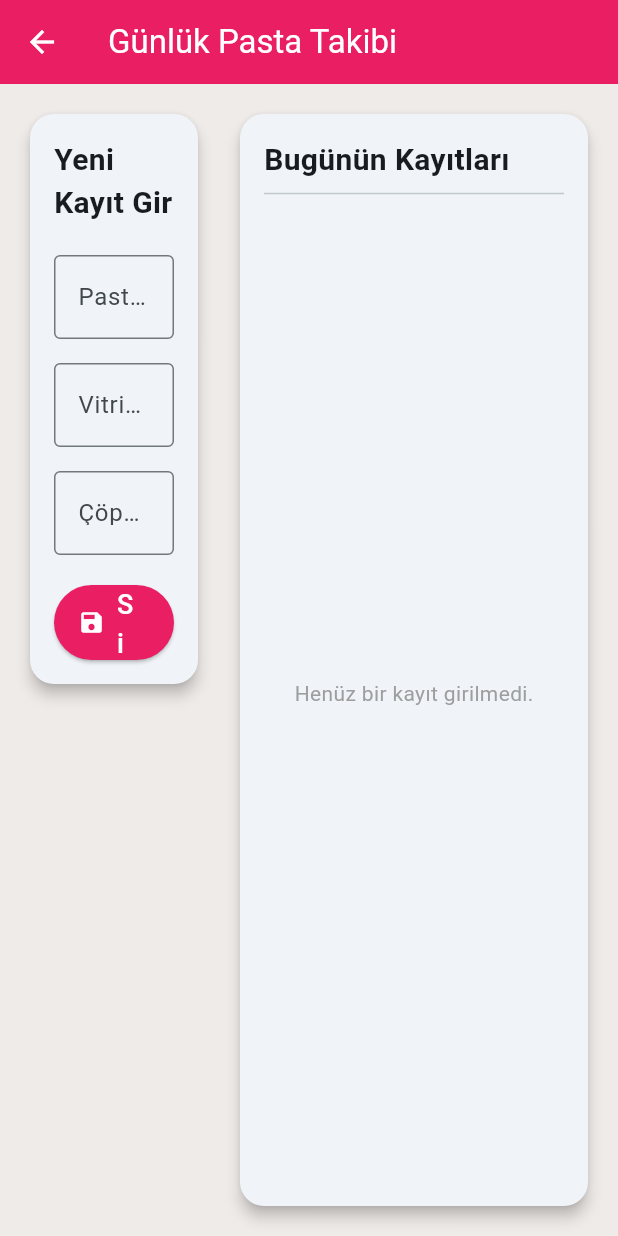
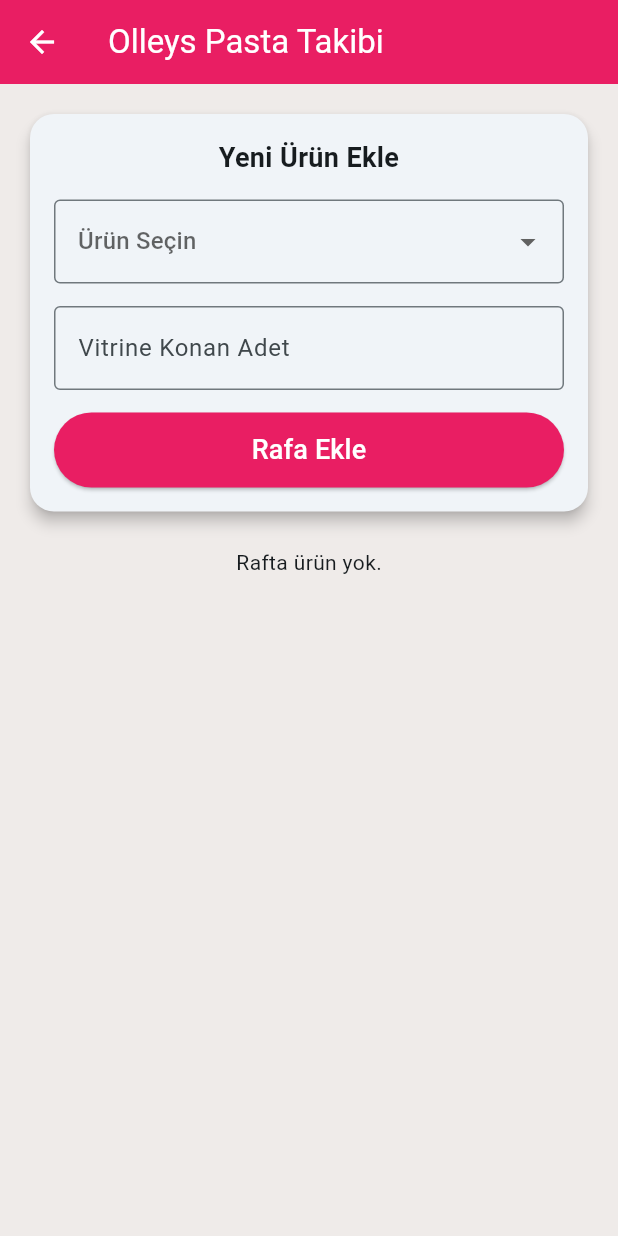
Before and after one commit to giteXceps/OlleysAPP, a Flutter app: the PastaTakipEkrani screen opened directly, on a phone screen of 412 x 824 dp. Run offline on Flutter 3.47's test engine with Material 3 defaults, Android fonts, the phone set to English and light mode, and no system bars; our stand-ins replace cloud_firestore, firebase_core; accounts and stored records are empty.

Commit message:
Firebase + Donuk SKT takip

```diff
--- a/lib/ekranlar/pasta_takip_ekrani.dart
+++ b/lib/ekranlar/pasta_takip_ekrani.dart
@@ -1,4 +1,5 @@
 import 'package:flutter/material.dart';
+import 'package:cloud_firestore/cloud_firestore.dart';
 
 class PastaTakipEkrani extends StatefulWidget {
   const PastaTakipEkrani({super.key});
@@ -8,193 +9,149 @@
 }
 
 class _PastaTakipEkraniState extends State<PastaTakipEkrani> {
-  // Metin kutularını okumak için kontrolcüler
-  final TextEditingController _pastaAdiController = TextEditingController();
-  final TextEditingController _gelenMiktarController = TextEditingController();
-  final TextEditingController _fireMiktarController = TextEditingController();
+  // GERÇEK ÜRÜN LİSTESİ VE GÜN BAZINDA RAF ÖMÜRLERİ
+  final List<Map<String, dynamic>> _urunKatalogu = [
+    {'isim': 'Limonlu cheesecake', 'rafOmruGun': 4},
+    {'isim': 'Frambuazlı cheesecake', 'rafOmruGun': 4},
+    {'isim': 'Bitter çikolatalı profiterol', 'rafOmruGun': 4},
+    {'isim': 'Beyaz çikolatalı profiterol', 'rafOmruGun': 4},
+    {'isim': 'Cocostar', 'rafOmruGun': 4},
+    {'isim': 'Cocomare', 'rafOmruGun': 4},
+    {'isim': 'Orman meyveli pasta', 'rafOmruGun': 3},
+    {'isim': 'Yaban mersinli pasta', 'rafOmruGun': 3},
+    {'isim': 'Red velvet', 'rafOmruGun': 4},
+    {'isim': 'Red love', 'rafOmruGun': 4},
+    {'isim': 'Gökkuşağı pasta (carnaval)', 'rafOmruGun': 4},
+    {'isim': 'Devils pasta', 'rafOmruGun': 5},
+    {'isim': 'Mozaik pasta', 'rafOmruGun': 7},
+    {'isim': 'Magnolia', 'rafOmruGun': 3},
+    {'isim': 'Tiramisu', 'rafOmruGun': 3},
+    {'isim': 'Brownie', 'rafOmruGun': 7},
+    {'isim': 'İzmir bombası', 'rafOmruGun': 5},
+    {'isim': 'Tartolet', 'rafOmruGun': 3},
+    {'isim': 'Sandviç', 'rafOmruGun': 3},
+    {'isim': 'Simit', 'rafOmruGun': 2},
+  ];
 
-  // Günlük girilen pastaları geçici olarak tutacağımız liste
-  final List<Map<String, String>> _gunlukKayitlar = [];
+  String? _secilenUrun;
+  final TextEditingController _adetController = TextEditingController();
 
-  void _kaydiEkle() {
-    if (_pastaAdiController.text.isEmpty ||
-        _gelenMiktarController.text.isEmpty) {
+  Future<void> _rafaEkle() async {
+    if (_secilenUrun == null || _adetController.text.isEmpty) {
       ScaffoldMessenger.of(context).showSnackBar(
-        const SnackBar(
-          content: Text(
-            'Lütfen en azından pasta adını ve gelen miktarı girin!',
-          ),
-        ),
+        const SnackBar(content: Text('Lütfen ürün seçin ve adet girin!')),
       );
-      return; // Alanlar boşsa kaydetme işlemini durdur
+      return;
     }
 
-    // Listeye yeni veriyi ekle ve ekranı güncelle (setState)
-    setState(() {
-      _gunlukKayitlar.add({
-        'isim': _pastaAdiController.text,
-        'gelen': _gelenMiktarController.text,
-        'fire': _fireMiktarController.text.isEmpty
-            ? '0'
-            : _fireMiktarController.text,
-        'saat': '${DateTime.now().hour}:${DateTime.now().minute}',
-      });
+    // Seçilen ürünün katalog bilgilerini alalım
+    var urunBilgisi = _urunKatalogu.firstWhere(
+      (element) => element['isim'] == _secilenUrun,
+    );
+    int rafOmruGun = urunBilgisi['rafOmruGun'];
+
+    // SKT Hesaplama: Şu anki zaman + Raf Ömrü (Gün)
+    DateTime eklenme = DateTime.now();
+    DateTime skt = eklenme.add(Duration(days: rafOmruGun));
+
+    await FirebaseFirestore.instance.collection('pastalar').add({
+      'isim': _secilenUrun,
+      'adet': int.tryParse(_adetController.text) ?? 0,
+      'ilkAdet':
+          int.tryParse(_adetController.text) ?? 0, // Yönetici analizi için
+      'eklenmeZamani': eklenme,
+      'sktZamani': skt,
+      'durum': 'Rafta',
+      'satilanAdet': 0, // Başlangıçta hiç satılmadı
     });
 
-    // Kayıt sonrası kutuları temizle
-    _pastaAdiController.clear();
-    _gelenMiktarController.clear();
-    _fireMiktarController.clear();
+    setState(() {
+      _secilenUrun = null;
+      _adetController.clear();
+    });
+  }
+
+  // SATILDI BUTONU: Adedi 1 azaltır, satılan adet sayısını 1 artırır
+  Future<void> _satildiIsaretle(
+    String id,
+    int mevcutAdet,
+    int toplamSatilan,
+  ) async {
+    if (mevcutAdet > 0) {
+      await FirebaseFirestore.instance.collection('pastalar').doc(id).update({
+        'adet': mevcutAdet - 1,
+        'satilanAdet': toplamSatilan + 1,
+        'durum': (mevcutAdet - 1) == 0 ? 'Tükendi' : 'Rafta',
+      });
+    }
+  }
+
+  // İMHA ET BUTONU: Çöpe giden ürün
+  Future<void> _imhaEt(String id) async {
+    await FirebaseFirestore.instance.collection('pastalar').doc(id).update({
+      'durum': 'İmha Edildi',
+      'adet': 0,
+    });
   }
 
   @override
   Widget build(BuildContext context) {
-    return Scaffold(
-      backgroundColor: Colors.brown[50],
-      appBar: AppBar(
-        title: const Text('Günlük Pasta Takibi'),
-        backgroundColor: Colors.pink,
-        foregroundColor: Colors.white,
-      ),
-      body: Padding(
-        padding: const EdgeInsets.all(16.0),
-        child: Row(
-          crossAxisAlignment: CrossAxisAlignment.start,
-          children: [
-            // SOL TARAF: Veri Giriş Formu (Ekranın 1/3'ünü kaplar)
-            Expanded(
-              flex: 1,
-              child: Card(
+    bool isTablet = MediaQuery.of(context).size.width > 600;
+
+    Widget formAlani = Card(
       elevation: 4,
-                shape: RoundedRectangleBorder(
-                  borderRadius: BorderRadius.circular(16),
-                ),
+      shape: RoundedRectangleBorder(borderRadius: BorderRadius.circular(16)),
       child: Padding(
         padding: const EdgeInsets.all(16.0),
         child: Column(
           mainAxisSize: MainAxisSize.min,
+          crossAxisAlignment: CrossAxisAlignment.stretch,
           children: [
             const Text(
-                        'Yeni Kayıt Gir',
-                        style: TextStyle(
-                          fontSize: 20,
-                          fontWeight: FontWeight.bold,
+              'Yeni Ürün Ekle',
+              style: TextStyle(fontSize: 18, fontWeight: FontWeight.bold),
+              textAlign: TextAlign.center,
+            ),
+            const SizedBox(height: 15),
+
+            // Ürün Seçim Listesi (Dropdown)
+            DropdownButtonFormField<String>(
+              value: _secilenUrun,
+              hint: const Text('Ürün Seçin'),
+              isExpanded: true, // Yazıların sığması için genişlet
+              items: _urunKatalogu
+                  .map(
+                    (u) => DropdownMenuItem(
+                      value: u['isim'] as String,
+                      child: Text(
+                        u['isim'] as String,
+                        overflow: TextOverflow.ellipsis,
                       ),
                     ),
-                      const SizedBox(height: 20),
+                  )
+                  .toList(),
+              onChanged: (val) => setState(() => _secilenUrun = val),
+              decoration: const InputDecoration(border: OutlineInputBorder()),
+            ),
+
+            const SizedBox(height: 15),
             TextField(
-                        controller: _pastaAdiController,
+              controller: _adetController,
+              keyboardType: TextInputType.number,
               decoration: const InputDecoration(
-                          labelText: 'Pasta Türü (Örn: San Sebastian)',
+                labelText: 'Vitrine Konan Adet',
                 border: OutlineInputBorder(),
               ),
             ),
-                      const SizedBox(height: 16),
-                      TextField(
-                        controller: _gelenMiktarController,
-                        keyboardType: TextInputType.number,
-                        decoration: const InputDecoration(
-                          labelText: 'Vitrine Giren Miktar',
-                          border: OutlineInputBorder(),
-                        ),
-                      ),
-                      const SizedBox(height: 16),
-                      TextField(
-                        controller: _fireMiktarController,
-                        keyboardType: TextInputType.number,
-                        decoration: const InputDecoration(
-                          labelText: 'Çöpe Atılan (Fire) Miktar',
-                          border: OutlineInputBorder(),
-                        ),
-                      ),
-                      const SizedBox(height: 20),
+            const SizedBox(height: 15),
             SizedBox(
-                        width: double.infinity,
               height: 50,
-                        child: ElevatedButton.icon(
-                          onPressed: _kaydiEkle,
-                          icon: const Icon(Icons.save),
-                          label: const Text(
-                            'Sisteme Kaydet',
-                            style: TextStyle(fontSize: 18),
-                          ),
-                          style: ElevatedButton.styleFrom(
-                            backgroundColor: Colors.pink,
-                            foregroundColor: Colors.white,
-                          ),
-                        ),
-                      ),
-                    ],
-                  ),
-                ),
-              ),
-            ),
-
-            const SizedBox(width: 20),
-
-            // SAĞ TARAF: Günlük Kayıt Listesi (Ekranın 2/3'ünü kaplar)
-            Expanded(
-              flex: 2,
-              child: Card(
-                elevation: 4,
-                shape: RoundedRectangleBorder(
-                  borderRadius: BorderRadius.circular(16),
-                ),
-                child: Padding(
-                  padding: const EdgeInsets.all(16.0),
-                  child: Column(
-                    crossAxisAlignment: CrossAxisAlignment.start,
-                    children: [
-                      const Text(
-                        'Bugünün Kayıtları',
-                        style: TextStyle(
-                          fontSize: 20,
-                          fontWeight: FontWeight.bold,
-                        ),
-                      ),
-                      const Divider(),
-                      Expanded(
-                        child: _gunlukKayitlar.isEmpty
-                            ? const Center(
-                                child: Text(
-                                  'Henüz bir kayıt girilmedi.',
-                                  style: TextStyle(color: Colors.grey),
-                                ),
-                              )
-                            : ListView.builder(
-                                itemCount: _gunlukKayitlar.length,
-                                itemBuilder: (context, index) {
-                                  var kayit = _gunlukKayitlar[index];
-                                  return ListTile(
-                                    leading: const CircleAvatar(
-                                      backgroundColor: Colors.pink,
-                                      child: Icon(
-                                        Icons.cake,
-                                        color: Colors.white,
-                                      ),
-                                    ),
-                                    title: Text(
-                                      kayit['isim']!,
-                                      style: const TextStyle(
-                                        fontWeight: FontWeight.bold,
-                                      ),
-                                    ),
-                                    subtitle: Text(
-                                      'Gelen: ${kayit['gelen']} adet  |  Fire: ${kayit['fire']} adet',
-                                    ),
-                                    trailing: Text(
-                                      kayit['saat']!,
-                                      style: const TextStyle(
-                                        color: Colors.grey,
-                                        fontWeight: FontWeight.bold,
-                                      ),
-                                    ),
-                                  );
-                                },
-                              ),
-                      ),
-                    ],
-                  ),
+              child: ElevatedButton(
+                onPressed: _rafaEkle,
+                style: ElevatedButton.styleFrom(backgroundColor: Colors.pink),
+                child: const Text(
+                  'Rafa Ekle',
+                  style: TextStyle(color: Colors.white, fontSize: 18),
                 ),
               ),
             ),
@@ -202,5 +159,123 @@
         ),
       ),
     );
+
+    // ... (Önceki kodun üst kısımları aynı)
+
+    Widget listeAlani = StreamBuilder<QuerySnapshot>(
+      stream: FirebaseFirestore.instance
+          .collection('pastalar')
+          .where('durum', isEqualTo: 'Rafta')
+          .snapshots(),
+      builder: (context, snapshot) {
+        if (!snapshot.hasData)
+          return const Center(child: CircularProgressIndicator());
+
+        var pastalar = snapshot.data!.docs;
+        if (pastalar.isEmpty)
+          return const Center(child: Text('Rafta ürün yok.'));
+
+        return ListView.builder(
+          shrinkWrap: true,
+          physics: const NeverScrollableScrollPhysics(),
+          itemCount: pastalar.length,
+          itemBuilder: (context, index) {
+            var p = pastalar[index];
+            DateTime skt = (p['sktZamani'] as Timestamp).toDate();
+
+            // --- RENK MANTIĞI BURADA ---
+            Duration kalanSure = skt.difference(DateTime.now());
+            Color kartRengi = Colors.white; // Varsayılan
+            String durumMesaji = "";
+
+            if (kalanSure.isNegative) {
+              kartRengi = Colors.grey.shade300; // Süresi geçmiş
+              durumMesaji = "SÜRESİ DOLDU!";
+            } else if (kalanSure.inHours < 2) {
+              kartRengi = Colors.red.shade100; // Kritik (Son 2 saat)
+              durumMesaji = "ACİL KALDIRIN!";
+            } else if (kalanSure.inHours < 12) {
+              kartRengi = Colors.orange.shade100; // Uyarı (Son 12 saat)
+              durumMesaji = "Bugün imha edilecek";
+            }
+            // ---------------------------
+
+            String formatliSkt =
+                "${skt.day}/${skt.month} ${skt.hour}:${skt.minute.toString().padLeft(2, '0')}";
+
+            return Card(
+              color: kartRengi, // Dinamik renk burada uygulanıyor
+              elevation: 3,
+              margin: const EdgeInsets.symmetric(vertical: 6),
+              child: ListTile(
+                title: Text(
+                  p['isim'],
+                  style: const TextStyle(fontWeight: FontWeight.bold),
+                ),
+                subtitle: Column(
+                  crossAxisAlignment: CrossAxisAlignment.start,
+                  children: [
+                    Text('Kalan Adet: ${p['adet']}'),
+                    Text(
+                      'SKT: $formatliSkt',
+                      style: const TextStyle(fontWeight: FontWeight.w500),
+                    ),
+                    if (durumMesaji.isNotEmpty)
+                      Text(
+                        durumMesaji,
+                        style: const TextStyle(
+                          color: Colors.red,
+                          fontWeight: FontWeight.bold,
+                          fontSize: 12,
+                        ),
+                      ),
+                  ],
+                ),
+                trailing: Row(
+                  mainAxisSize: MainAxisSize.min,
+                  children: [
+                    IconButton(
+                      icon: const Icon(Icons.check_circle, color: Colors.green),
+                      onPressed: () =>
+                          _satildiIsaretle(p.id, p['adet'], p['satilanAdet']),
+                    ),
+                    IconButton(
+                      icon: const Icon(Icons.delete_forever, color: Colors.red),
+                      onPressed: () => _imhaEt(p.id),
+                    ),
+                  ],
+                ),
+              ),
+            );
+          },
+        );
+      },
+    );
+
+    // ... (Geri kalanı aynı)
+
+    return Scaffold(
+      backgroundColor: Colors.brown[50],
+      appBar: AppBar(
+        title: const Text('Olleys Pasta Takibi'),
+        backgroundColor: Colors.pink,
+        foregroundColor: Colors.white,
+      ),
+      body: SingleChildScrollView(
+        padding: const EdgeInsets.all(16),
+        child: isTablet
+            ? Row(
+                crossAxisAlignment: CrossAxisAlignment.start,
+                children: [
+                  Expanded(flex: 1, child: formAlani),
+                  const SizedBox(width: 20),
+                  Expanded(flex: 2, child: listeAlani),
+                ],
+              )
+            : Column(
+                children: [formAlani, const SizedBox(height: 20), listeAlani],
+              ),
+      ),
+    );
   }
 }
--- a/pubspec.yaml
+++ b/pubspec.yaml
@@ -34,6 +34,8 @@
   # The following adds the Cupertino Icons font to your application.
   # Use with the CupertinoIcons class for iOS style icons.
   cupertino_icons: ^1.0.8
+  firebase_core: ^4.7.0
+  cloud_firestore: ^6.3.0
 
 dev_dependencies:
   flutter_test:
```
Also changed, not shown: lib/main.dart (+14 -1 lines), firebase.json (added), lib/firebase_options.dart (added), pubspec.lock, 7 other files. Lines whose indentation alone changed are shown as unchanged.
